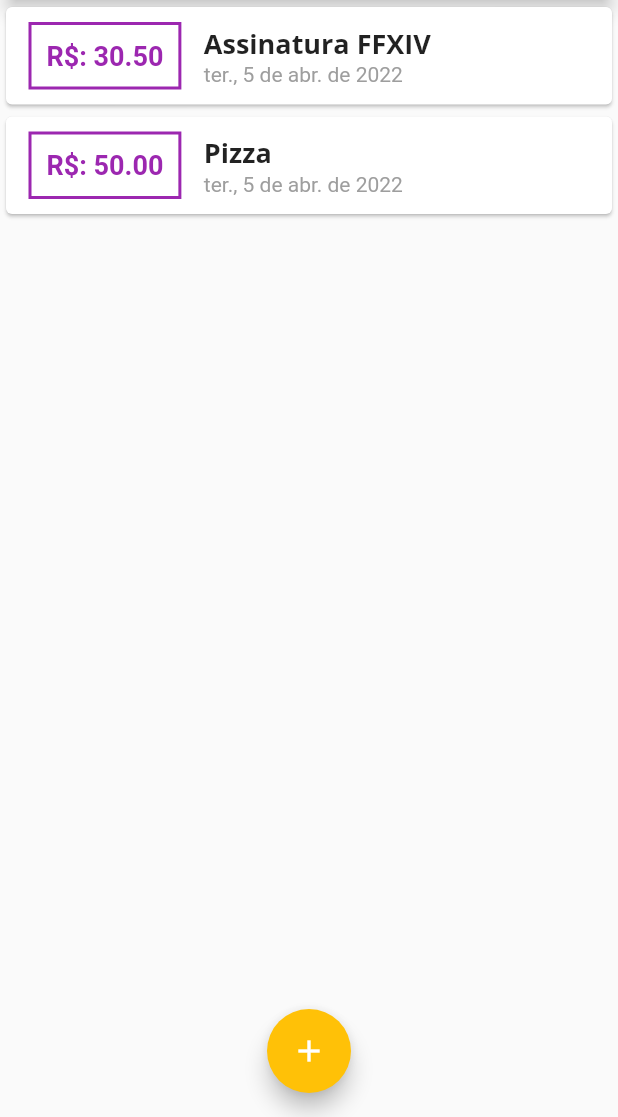
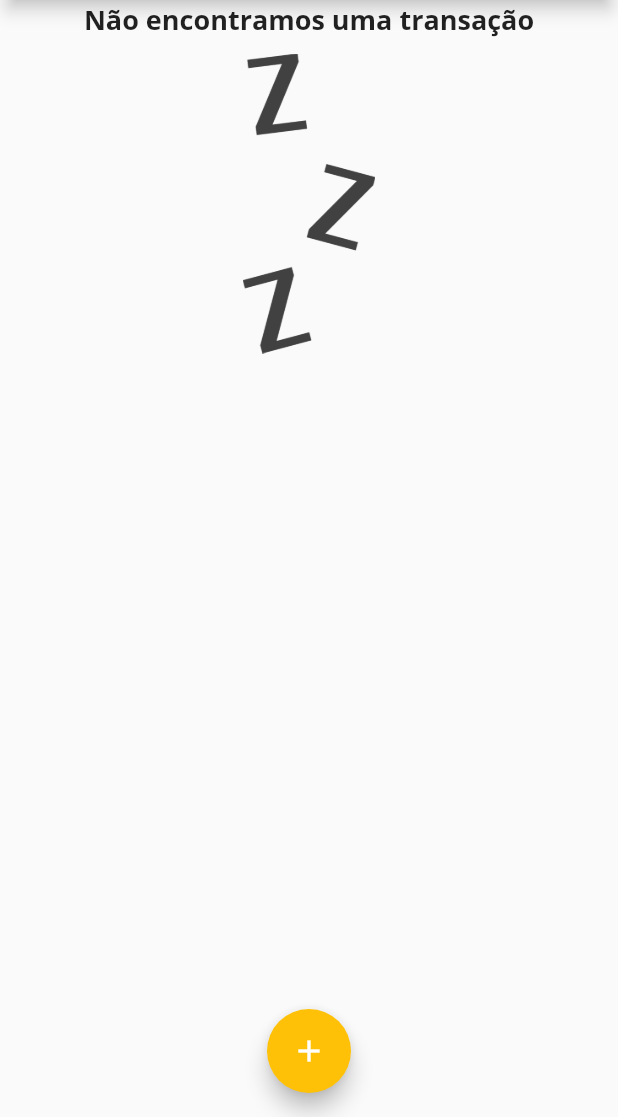
Before and after one commit to CelioHauck/personal_expenses_app, a Flutter app: the screen it shows after launch, on a phone screen of 412 x 824 dp, the part 119-1236 px from its top. Run offline on Flutter 3.47's test engine with Material 2 defaults, Android fonts, the phone set to English and light mode, and no system bars.

```diff
--- a/lib/main.dart
+++ b/lib/main.dart
@@ -61,16 +61,16 @@ class _MyHomePageState extends State<MyHomePage> {
   }
 
   final List<Transaction> _userTransactions = [
-    Transaction(
-      id: 't1',
-      title: 'Assinatura FFXIV',
-      amount: 30.50,
-    ),
-    Transaction(
-      id: 't2',
-      title: 'Pizza',
-      amount: 50,
-    ),
+    // Transaction(
+    //   id: 't1',
+    //   title: 'Assinatura FFXIV',
+    //   amount: 30.50,
+    // ),
+    // Transaction(
+    //   id: 't2',
+    //   title: 'Pizza',
+    //   amount: 50,
+    // ),
   ];
 
   void _addNewTransaction(String title, double amount) {
@@ -102,11 +102,11 @@ class _MyHomePageState extends State<MyHomePage> {
           // mainAxisAlignment: MainAxisAlignment.spaceAround,
           crossAxisAlignment: CrossAxisAlignment.stretch,
           children: [
-            Card(
+            const Card(
               // ignore: avoid_unnecessary_containers
-              child: Container(
+              child: SizedBox(
                 width: double.infinity,
-                child: const Text('Graficos'),
+                child: Text('Graficos'),
               ),
               elevation: 5,
             ),
--- a/lib/widgets/transaction_list.dart
+++ b/lib/widgets/transaction_list.dart
@@ -10,9 +10,28 @@ class TransactionList extends StatelessWidget {
 
   @override
   Widget build(BuildContext context) {
-    return Container(
+    return SizedBox(
       height: 300,
-      child: ListView.builder(
+      child: _userTransactions.isEmpty
+          ? Column(
+              children: [
+                Text(
+                  'Não encontramos uma transação',
+                  style: Theme.of(context).textTheme.headline6,
+                ),
+                const SizedBox(
+                  height: 10,
+                ),
+                SizedBox(
+                  height: 200,
+                  child: Image.asset(
+                    'assets/images/waiting.png',
+                    fit: BoxFit.cover,
+                  ),
+                )
+              ],
+            )
+          : ListView.builder(
               itemBuilder: (ctx, index) {
                 return Card(
                   child: Row(
--- a/pubspec.yaml
+++ b/pubspec.yaml
@@ -59,8 +59,8 @@ flutter:
   uses-material-design: true
 
   # To add assets to your application, add an assets section, like this:
-  # assets:
-  #   - images/a_dot_burr.jpeg
+  assets:
+    - assets/images/waiting.png
   #   - images/a_dot_ham.jpeg
 
   # An image asset can refer to one or more resolution-specific "variants", see
```
Also changed, not shown: assets/images/waiting.png (added). Lines whose indentation alone changed are shown as unchanged.
